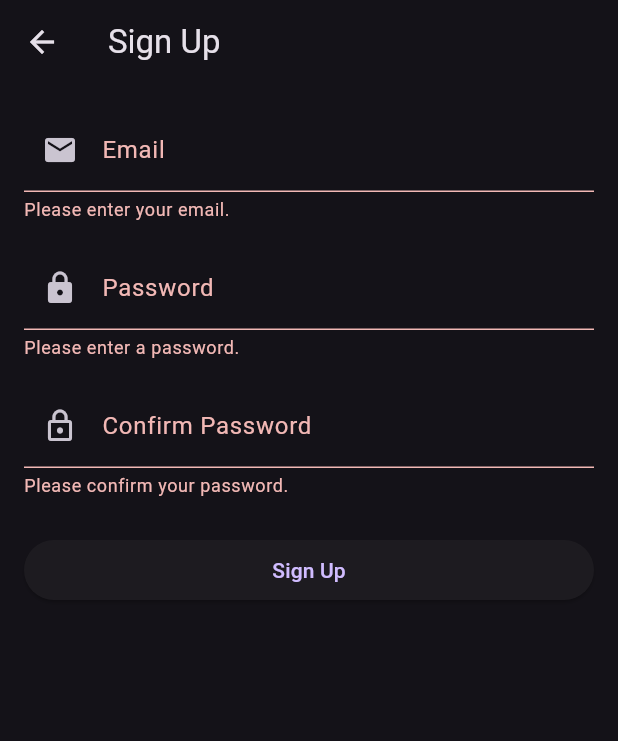
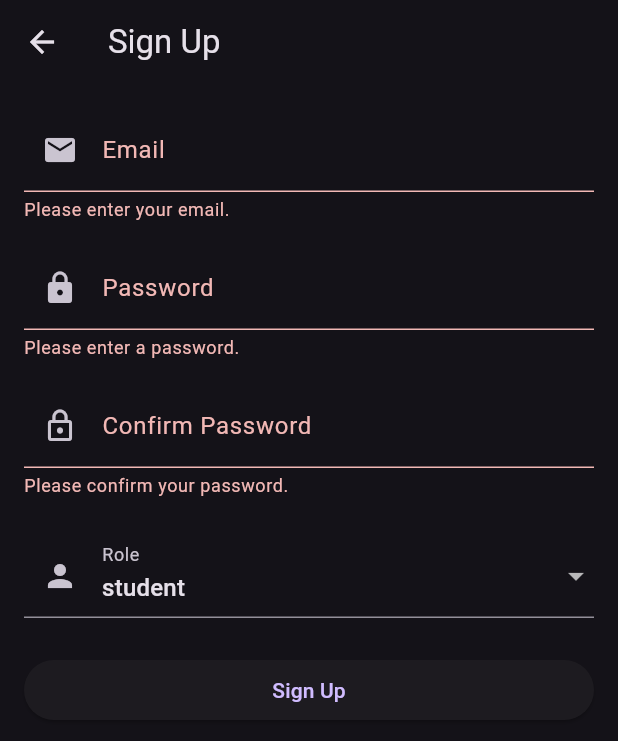
Before and after one commit to struggler-guy/flutter_attendance_application, a Flutter app: the SignUpScreen screen opened directly, after a tap on "Sign Up", on a phone screen of 412 x 824 dp. Shown: the top 741 px of the screen. Run offline on Flutter 3.47's test engine with Material 3 defaults, Android fonts, the phone set to English and light mode, and no system bars; our stand-ins replace cloud_firestore, firebase_auth, firebase_core, flutter_local_notifications, geolocator, google_maps_flutter; missing offline and left inert: maps_toolkit; accounts and stored records are empty.

Commit message:
Update sign_up_screen.dart

```diff
--- a/lib/sign_up_screen.dart
+++ b/lib/sign_up_screen.dart
@@ -4,6 +4,7 @@ import 'package:flutter/material.dart';
 // Note: This may introduce a circular dependency in a larger project.
 // For small projects it’s acceptable, but consider moving HomePage to its own file later.
 import 'package:flutter_attendance_pplication/main.dart';
+import 'package:cloud_firestore/cloud_firestore.dart';
 
 class SignUpScreen extends StatefulWidget {
   const SignUpScreen({Key? key}) : super(key: key);
@@ -22,6 +23,7 @@ class _SignUpScreenState extends State<SignUpScreen> {
 
   String _errorMessage = "";
   bool _isLoading = false;
+  String _selectedRole = "student"; // Default role
 
   Future<void> _signUp() async {
     // Validate the form first.
@@ -40,10 +42,20 @@ class _SignUpScreenState extends State<SignUpScreen> {
 
       try {
         // Create a new user with email & password.
-        await FirebaseAuth.instance.createUserWithEmailAndPassword(
-          email: _emailController.text.trim(),
-          password: _passwordController.text,
-        );
+        UserCredential userCredential = await FirebaseAuth.instance
+            .createUserWithEmailAndPassword(
+              email: _emailController.text.trim(),
+              password: _passwordController.text,
+            );
+
+        String uid = userCredential.user!.uid;
+        String email = _emailController.text.trim();
+
+        // Store user details in Firestore
+        await FirebaseFirestore.instance.collection('users').doc(uid).set({
+          'email': email,
+          'role': _selectedRole,
+        });
 
         // On success, navigate to HomePage.
         Navigator.pushReplacement(
@@ -135,6 +147,25 @@ class _SignUpScreenState extends State<SignUpScreen> {
               ),
               const SizedBox(height: 24),
 
+              // Role Selection Dropdown
+              DropdownButtonFormField<String>(
+                value: _selectedRole,
+                decoration: const InputDecoration(
+                  labelText: "Role",
+                  prefixIcon: Icon(Icons.person),
+                ),
+                onChanged: (value) {
+                  setState(() {
+                    _selectedRole = value!;
+                  });
+                },
+                items:
+                    ["student", "faculty"].map((role) {
+                      return DropdownMenuItem(value: role, child: Text(role));
+                    }).toList(),
+              ),
+              const SizedBox(height: 24),
+
               // Sign Up Button
               ElevatedButton(
                 onPressed: _isLoading ? null : _signUp,
```
